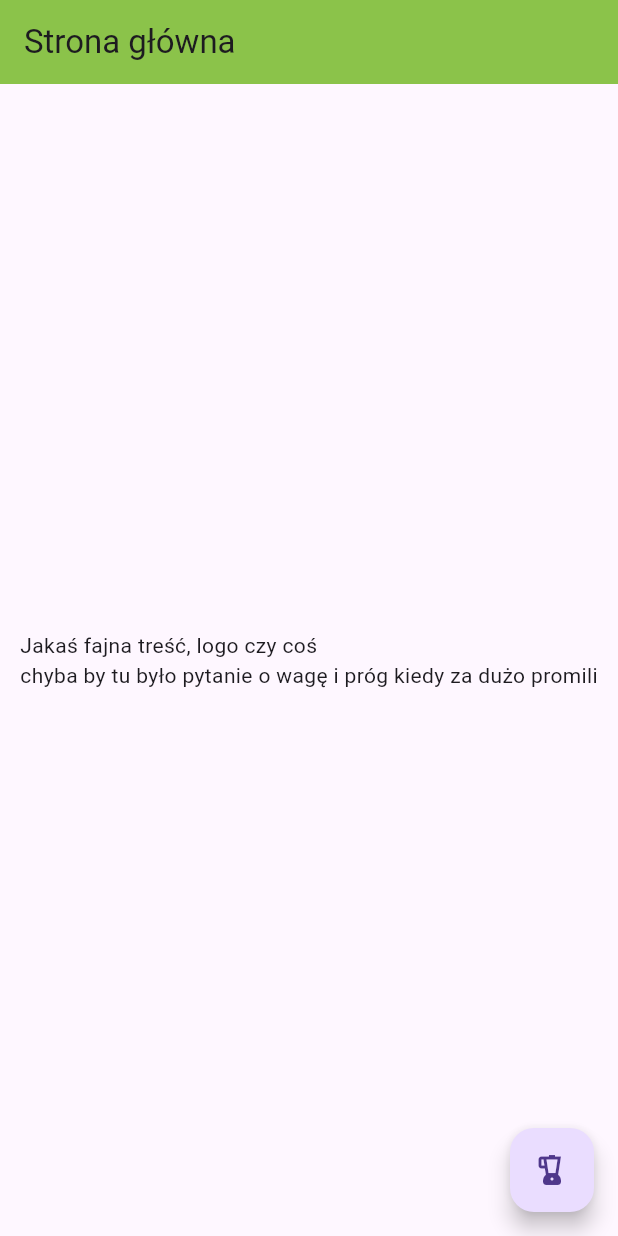
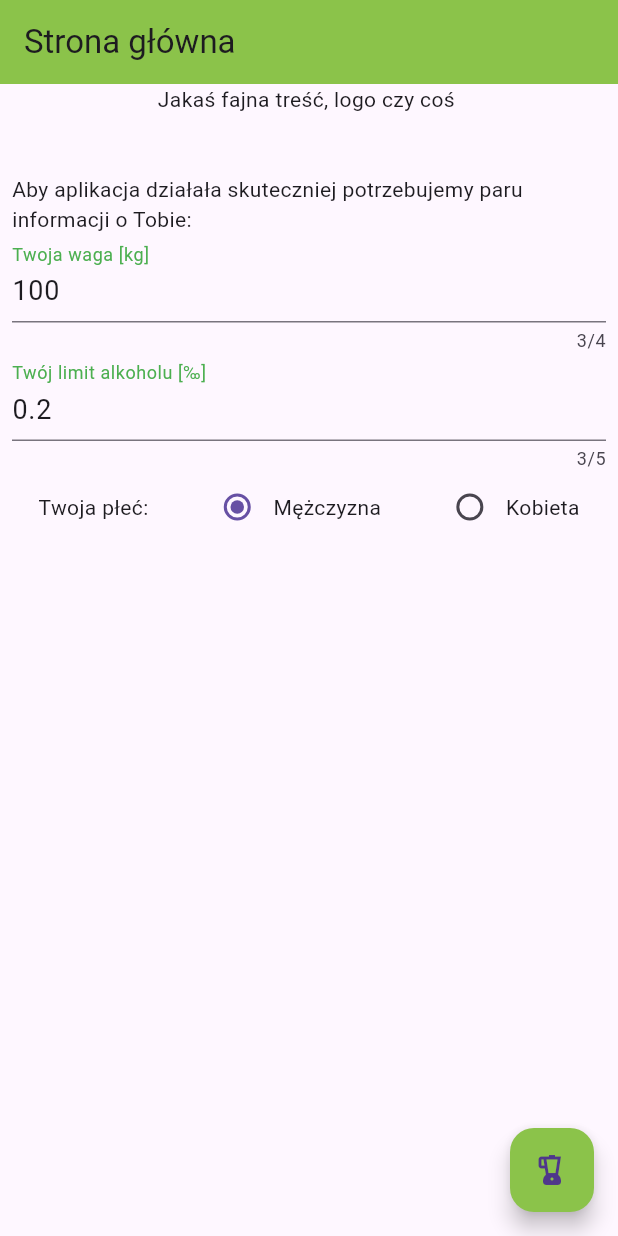
Before and after one commit to gawlas149/Alkomat, a Flutter app: the screen it shows after launch, on a phone screen of 412 x 824 dp. Run offline on Flutter 3.47's test engine with Material 3 defaults, Android fonts, the phone set to English and light mode, and no system bars; our stand-ins replace get, shared_preferences.

Commit message:
Check if data in main screen is correct

```diff
--- a/lib/main_screen/main_screen_bind.dart
+++ b/lib/main_screen/main_screen_bind.dart
@@ -1,4 +1,3 @@
-import 'package:flutter/material.dart';
 import 'package:get/get.dart';
 
 import 'main_screen_page.dart';
@@ -6,9 +5,7 @@ import 'main_screen_page.dart';
 class MainScreenPageBind extends Bindings {
   @override
   void dependencies() {
-    Get.lazyPut<TextEditingController>(() => TextEditingController(),
-        fenix: true);
-    Get.lazyPut<MainScreenController>(() => MainScreenController(Get.find()),
+    Get.lazyPut<MainScreenController>(() => MainScreenController(),
         fenix: true);
   }
 }
--- a/lib/main_screen/main_screen_page.dart
+++ b/lib/main_screen/main_screen_page.dart
@@ -1,6 +1,7 @@
 import 'package:flutter/material.dart';
 import 'package:get/get.dart';
 import 'package:ios_project_multi/breathalyser/breathalyser_page.dart';
+import 'package:shared_preferences/shared_preferences.dart';
 
 class MainScreenPage extends GetView<MainScreenController> {
   const MainScreenPage({super.key});
@@ -14,31 +15,182 @@ class MainScreenPage extends GetView<MainScreenController> {
         backgroundColor: Colors.lightGreen,
         title: const Text('Strona główna'),
       ),
-      body: Center(
+      body: _body(),
+      floatingActionButton: Obx(
+        () => (controller.weightCorrect.value && controller.limitCorrect.value)
+            ? _floatingActionButtonEnabled()
+            : _floatingActionButtonDisabled(),
+      ),
+    );
+  }
+
+  Widget _body() {
+    return Padding(
+      padding: const EdgeInsets.symmetric(horizontal: 8.0),
+      child: SingleChildScrollView(
         child: Column(
-          mainAxisAlignment: MainAxisAlignment.center,
-          children: <Widget>[
-            const Text(
-              'Jakaś fajna treść, logo czy coś \nchyba by tu było pytanie o wagę i próg kiedy za dużo promili',
+          children: [
+            Text(
+              'Jakaś fajna treść, logo czy coś \n\n',
             ),
+            Text(
+                'Aby aplikacja działała skuteczniej potrzebujemy paru informacji o Tobie:'),
+            TextFormField(
+              maxLength: 4,
+              keyboardType: TextInputType.number,
+              controller: controller.weightController,
+              style: const TextStyle(fontSize: 18),
+              decoration: const InputDecoration(
+                floatingLabelStyle: TextStyle(color: Colors.green),
+                focusedBorder: UnderlineInputBorder(
+                  borderSide: BorderSide(color: Colors.green),
+                ),
+                label: Text('Twoja waga [kg]'),
+              ),
+              onChanged: (String text) {
+                controller.checkWeight(text);
+              },
+            ),
+            TextFormField(
+              maxLength: 5,
+              keyboardType: TextInputType.number,
+              controller: controller.limitController,
+              style: const TextStyle(fontSize: 18),
+              decoration: const InputDecoration(
+                floatingLabelStyle: TextStyle(color: Colors.green),
+                focusedBorder: UnderlineInputBorder(
+                  borderSide: BorderSide(color: Colors.green),
+                ),
+                label: Text('Twój limit alkoholu [‰]'),
+              ),
+              onChanged: (String text) {
+                controller.checkLimit(text);
+              },
+            ),
+            _genderSelector(),
           ],
         ),
       ),
-      floatingActionButton: FloatingActionButton(
-        onPressed: () => {Get.toNamed(BreathalyserPage.path)},
-        child: const Icon(Icons.blender),
+    );
+  }
+
+  FloatingActionButton _floatingActionButtonEnabled() {
+    return FloatingActionButton(
+      backgroundColor: const Color.fromRGBO(139, 195, 74, 1),
+      onPressed: () => {controller.moveToBreathalyser()},
+      child: const Icon(Icons.blender),
+    );
+  }
+
+  FloatingActionButton _floatingActionButtonDisabled() {
+    return const FloatingActionButton(
+      backgroundColor: Color.fromARGB(94, 148, 193, 34),
+      onPressed: null,
+      child: Icon(Icons.blender),
+    );
+  }
+
+  Widget _genderSelector() {
+    return Obx(
+      () => Row(
+        mainAxisAlignment: MainAxisAlignment.spaceAround,
+        children: <Widget>[
+          Text('Twoja płeć:'),
+          InkWell(
+            child: Row(
+              children: [
+                Radio(
+                  value: 'male',
+                  groupValue: controller.selectedGender!.value,
+                  onChanged: (_) {
+                    controller.selectedGender!.value = 'male';
+                  },
+                ),
+                Text('Mężczyzna'),
+              ],
+            ),
+            onTap: () => {controller.selectedGender!.value = 'male'},
+          ),
+          InkWell(
+            child: Row(
+              children: [
+                Radio(
+                  value: 'female',
+                  groupValue: controller.selectedGender!.value,
+                  onChanged: (_) {
+                    controller.selectedGender!.value = 'female';
+                  },
+                ),
+                Text('Kobieta'),
+              ],
+            ),
+            onTap: () => {controller.selectedGender!.value = 'female'},
+          ),
+        ],
       ),
     );
   }
 }
 
 class MainScreenController extends GetxController {
-  MainScreenController(this.inputController);
+  MainScreenController();
 
-  final TextEditingController inputController;
+  final TextEditingController weightController = TextEditingController();
+  final TextEditingController limitController = TextEditingController();
+  RxString? selectedGender = 'male'.obs;
+
+  RxBool weightCorrect = true.obs;
+  RxBool limitCorrect = true.obs;
 
   @override
   void onInit() {
     super.onInit();
+    loadUserData();
+  }
+
+  void loadUserData() async {
+    final prefs = await SharedPreferences.getInstance();
+
+    weightController.text = prefs.getString('user_weight') ?? '100';
+    limitController.text = prefs.getString('user_limit') ?? '0.2';
+    selectedGender!.value = prefs.getString('user_gender') ?? 'male';
+  }
+
+  Future<void> moveToBreathalyser() async {
+    final prefs = await SharedPreferences.getInstance();
+
+    await prefs.setString('user_weight', weightController.text);
+    await prefs.setString('user_limit', limitController.text);
+    await prefs.setString('user_gender', selectedGender!.value);
+
+    Get.toNamed(BreathalyserPage.path);
+  }
+
+  void checkWeight(String newString) {
+    num? newNumber = num.tryParse(newString);
+    if (newNumber == null) {
+      weightCorrect.value = false;
+    } else {
+      weightCorrect.value =
+          isNumeric(newString) && num.tryParse(newString)! > 0;
+    }
+  }
+
+  void checkLimit(String newString) {
+    num? newNumber = num.tryParse(newString);
+    if (newNumber == null) {
+      limitCorrect.value = false;
+    } else {
+      limitCorrect.value = isNumeric(newString) &&
+          num.tryParse(newString)! > 0 &&
+          num.tryParse(newString)! < 1000;
+    }
+  }
+
+  bool isNumeric(String s) {
+    if (s == null) {
+      return false;
+    }
+    return double.tryParse(s) != null;
   }
 }
```
